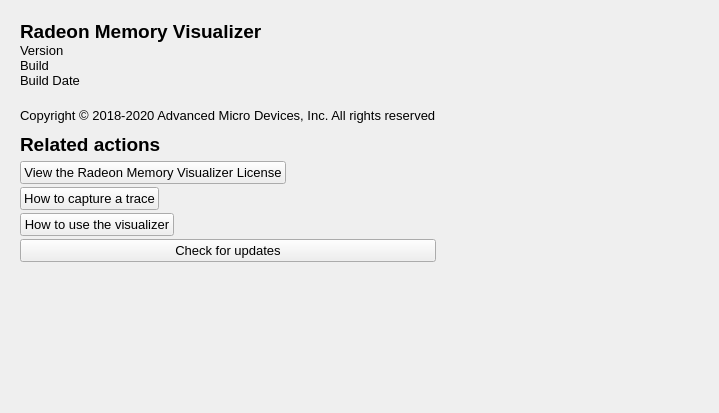
The window that source/frontend/views/start/about_pane.ui (GPUOpen-Tools/radeon_memory_visualizer) describes before a commit, drawn with Qt 5.
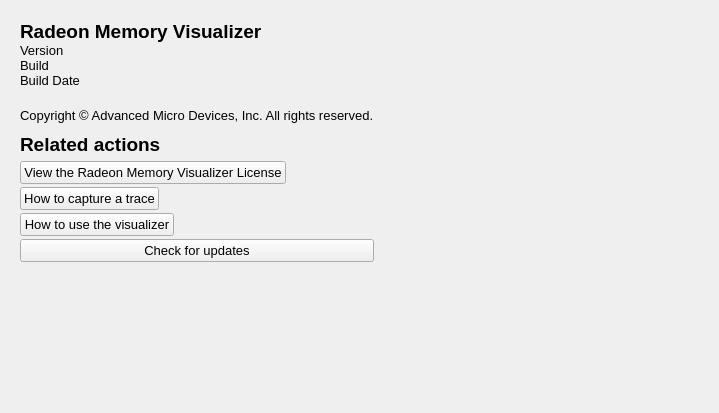
The same window after the commit. Custom widgets are drawn as their Qt base class.

Diff of the .ui file:
```diff
--- a/source/frontend/views/start/about_pane.ui
+++ b/source/frontend/views/start/about_pane.ui
@@ -208,7 +208,7 @@
            </font>
           </property>
           <property name="text">
-           <string>Copyright © 2018-2020 Advanced Micro Devices, Inc. All rights reserved</string>
+           <string>Copyright © Advanced Micro Devices, Inc. All rights reserved.</string>
           </property>
          </widget>
         </item>
```
